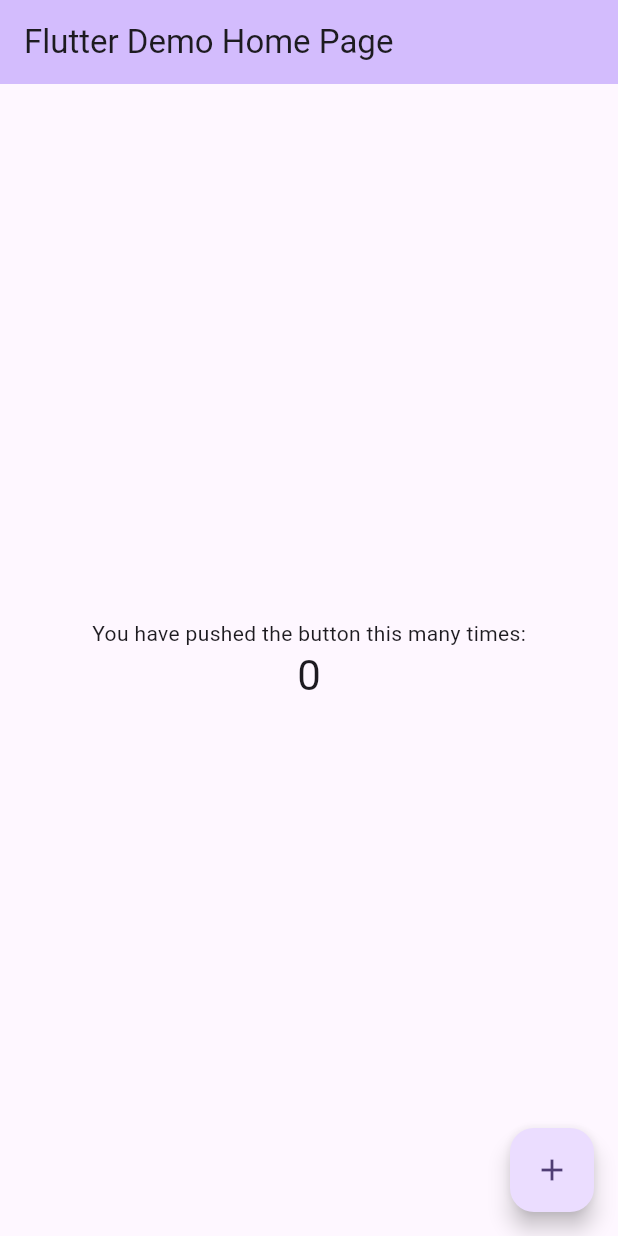
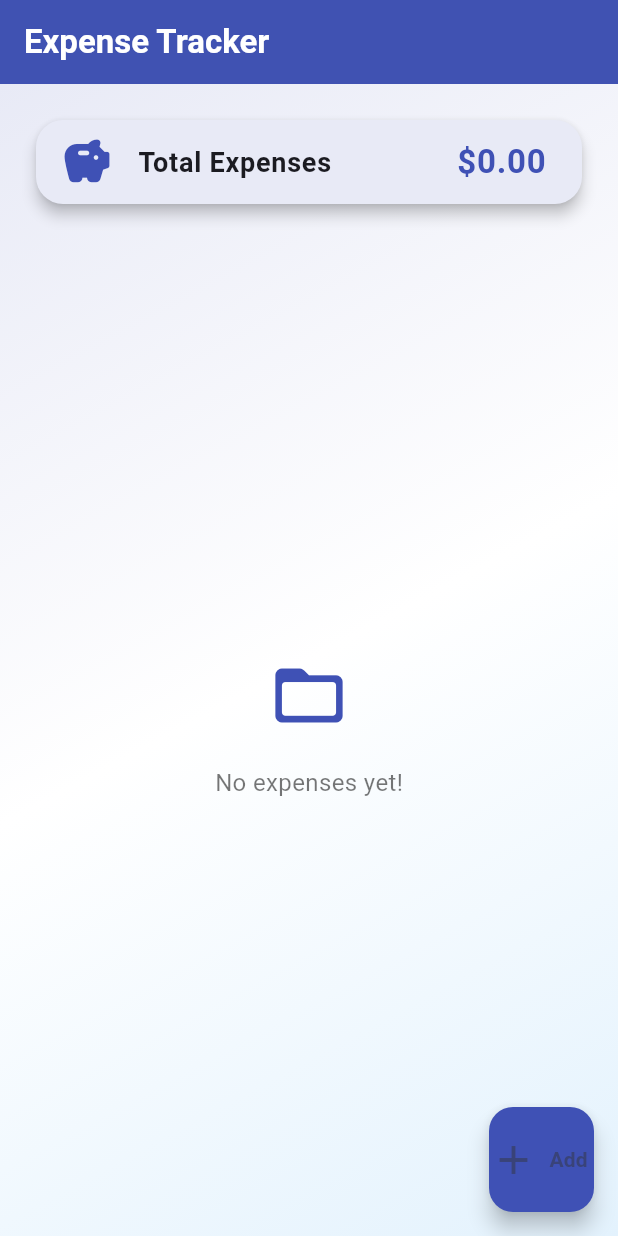
Before and after one commit to rssandhu/MAD201-ASSIGNMENT02-Ramandeep-Singh, a Flutter app: the screen it shows after launch, on a phone screen of 412 x 824 dp. Run offline on Flutter 3.47's test engine with Material 3 defaults, Android fonts, the phone set to English and light mode, and no system bars.

Commit message:
Application Code
Expenses listing screen
Expense Detail Screen
Expense Add Screen
Styling
Modal Setup
Widget generation

```diff
--- a/lib/main.dart
+++ b/lib/main.dart
@@ -1,122 +1,43 @@
+/// Course: MAD201 - Assignment 02
+/// Name: Ramandeep Singh
+/// Student ID: A00194321
+/// Description: Entry point of Expense Tracker App. Launches HomeScreen.
+
+
 import 'package:flutter/material.dart';
+import 'screens/home_screen.dart';
 
 void main() {
-  runApp(const MyApp());
+  runApp(const ExpenseTrackerApp());
 }
 
-class MyApp extends StatelessWidget {
-  const MyApp({super.key});
+class ExpenseTrackerApp extends StatelessWidget {
+  const ExpenseTrackerApp({super.key});
 
-  // This widget is the root of your application.
   @override
   Widget build(BuildContext context) {
     return MaterialApp(
-      title: 'Flutter Demo',
+      title: 'Expense Tracker',
       theme: ThemeData(
-        // This is the theme of your application.
-        //
-        // TRY THIS: Try running your application with "flutter run". You'll see
-        // the application has a purple toolbar. Then, without quitting the app,
-        // try changing the seedColor in the colorScheme below to Colors.green
-        // and then invoke "hot reload" (save your changes or press the "hot
-        // reload" button in a Flutter-supported IDE, or press "r" if you used
-        // the command line to start the app).
-        //
-        // Notice that the counter didn't reset back to zero; the application
-        // state is not lost during the reload. To reset the state, use hot
-        // restart instead.
-        //
-        // This works for code too, not just values: Most code changes can be
-        // tested with just a hot reload.
-        colorScheme: ColorScheme.fromSeed(seedColor: Colors.deepPurple),
+        useMaterial3: true,
+        colorSchemeSeed: Colors.indigo,
+        brightness: Brightness.light,
+        cardTheme: CardThemeData(
+          elevation: 4,
+          shape: RoundedRectangleBorder(
+            borderRadius: BorderRadius.circular(18),
+          ),
+        ),
+        inputDecorationTheme: const InputDecorationTheme(
+          filled: true,
+          fillColor: Color(0xFFF4F6FB),
+          border: OutlineInputBorder(
+            borderRadius: BorderRadius.all(Radius.circular(14)),
+          ),
+        ),
       ),
-      home: const MyHomePage(title: 'Flutter Demo Home Page'),
+      debugShowCheckedModeBanner: false,
+      home: const HomeScreen(),
     );
   }
 }
-
-class MyHomePage extends StatefulWidget {
-  const MyHomePage({super.key, required this.title});
-
-  // This widget is the home page of your application. It is stateful, meaning
-  // that it has a State object (defined below) that contains fields that affect
-  // how it looks.
-
-  // This class is the configuration for the state. It holds the values (in this
-  // case the title) provided by the parent (in this case the App widget) and
-  // used by the build method of the State. Fields in a Widget subclass are
-  // always marked "final".
-
-  final String title;
-
-  @override
-  State<MyHomePage> createState() => _MyHomePageState();
-}
-
-class _MyHomePageState extends State<MyHomePage> {
-  int _counter = 0;
-
-  void _incrementCounter() {
-    setState(() {
-      // This call to setState tells the Flutter framework that something has
-      // changed in this State, which causes it to rerun the build method below
-      // so that the display can reflect the updated values. If we changed
-      // _counter without calling setState(), then the build method would not be
-      // called again, and so nothing would appear to happen.
-      _counter++;
-    });
-  }
-
-  @override
-  Widget build(BuildContext context) {
-    // This method is rerun every time setState is called, for instance as done
-    // by the _incrementCounter method above.
-    //
-    // The Flutter framework has been optimized to make rerunning build methods
-    // fast, so that you can just rebuild anything that needs updating rather
-    // than having to individually change instances of widgets.
-    return Scaffold(
-      appBar: AppBar(
-        // TRY THIS: Try changing the color here to a specific color (to
-        // Colors.amber, perhaps?) and trigger a hot reload to see the AppBar
-        // change color while the other colors stay the same.
-        backgroundColor: Theme.of(context).colorScheme.inversePrimary,
-        // Here we take the value from the MyHomePage object that was created by
-        // the App.build method, and use it to set our appbar title.
-        title: Text(widget.title),
-      ),
-      body: Center(
-        // Center is a layout widget. It takes a single child and positions it
-        // in the middle of the parent.
-        child: Column(
-          // Column is also a layout widget. It takes a list of children and
-          // arranges them vertically. By default, it sizes itself to fit its
-          // children horizontally, and tries to be as tall as its parent.
-          //
-          // Column has various properties to control how it sizes itself and
-          // how it positions its children. Here we use mainAxisAlignment to
-          // center the children vertically; the main axis here is the vertical
-          // axis because Columns are vertical (the cross axis would be
-          // horizontal).
-          //
-          // TRY THIS: Invoke "debug painting" (choose the "Toggle Debug Paint"
-          // action in the IDE, or press "p" in the console), to see the
-          // wireframe for each widget.
-          mainAxisAlignment: MainAxisAlignment.center,
-          children: <Widget>[
-            const Text('You have pushed the button this many times:'),
-            Text(
-              '$_counter',
-              style: Theme.of(context).textTheme.headlineMedium,
-            ),
-          ],
-        ),
-      ),
-      floatingActionButton: FloatingActionButton(
-        onPressed: _incrementCounter,
-        tooltip: 'Increment',
-        child: const Icon(Icons.add),
-      ), // This trailing comma makes auto-formatting nicer for build methods.
-    );
-  }
-}
--- a/lib/models/expense.dart
+++ b/lib/models/expense.dart
@@ -0,0 +1,18 @@
+/// Course: MAD201 - Assignment 02
+/// Name: Ramandeep Singh
+/// Student ID: A00194321
+/// Description: Expense model representing a single expense record.
+
+class Expense {
+  final String title;
+  final double amount;
+  final String description;
+  final DateTime date;
+
+  Expense({
+    required this.title,
+    required this.amount,
+    required this.description,
+    required this.date,
+  });
+}
--- a/lib/screens/home_screen.dart
+++ b/lib/screens/home_screen.dart
@@ -0,0 +1,117 @@
+/// Course: MAD201 - Assignment 02
+/// Name: Ramandeep Singh
+/// Student ID: A00194321
+/// HomeScreen: Styled list of expenses and navigation.
+
+import 'package:flutter/material.dart';
+import 'package:intl/intl.dart';
+import '../models/expense.dart';
+import '../widgets/expense_card.dart';
+import 'add_expense_screen.dart';
+import 'expense_detail_screen.dart';
+
+class HomeScreen extends StatefulWidget {
+  const HomeScreen({super.key});
+
+  @override
+  State<HomeScreen> createState() => _HomeScreenState();
+}
+
+class _HomeScreenState extends State<HomeScreen> {
+  final List<Expense> _expenses = [];
+
+  void _navigateToAddExpense() async {
+    final newExpense = await Navigator.push(
+      context,
+      MaterialPageRoute(builder: (context) => const AddExpenseScreen()),
+    );
+    if (newExpense != null && newExpense is Expense) {
+      setState(() => _expenses.add(newExpense));
+    }
+  }
+
+  void _openExpenseDetail(Expense expense) {
+    Navigator.push(
+      context,
+      MaterialPageRoute(
+        builder: (context) => ExpenseDetailScreen(expense: expense),
+      ),
+    );
+  }
+
+  double get totalExpense => _expenses.fold(0.0, (sum, exp) => sum + exp.amount);
+
+  @override
+  Widget build(BuildContext context) {
+    return Scaffold(
+      appBar: AppBar(
+        backgroundColor: Colors.indigo,
+        foregroundColor: Colors.white,
+        title: const Text('Expense Tracker', style: TextStyle(fontWeight: FontWeight.bold)),
+        elevation: 3,
+      ),
+      body: Container(
+        decoration: BoxDecoration(
+          gradient: LinearGradient(
+            colors: [Colors.indigo.shade50, Colors.white, Colors.blue.shade50],
+            begin: Alignment.topLeft,
+            end: Alignment.bottomRight,
+          ),
+        ),
+        child: Column(
+          children: [
+            Padding(
+              padding: const EdgeInsets.fromLTRB(24, 24, 24, 10),
+              child: Card(
+                color: Colors.indigo.shade50,
+                margin: EdgeInsets.zero,
+                child: ListTile(
+                  leading: const Icon(Icons.savings_rounded, size: 36, color: Colors.indigo),
+                  title: const Text("Total Expenses",
+                      style: TextStyle(fontWeight: FontWeight.bold, fontSize: 18)),
+                  trailing: Text(
+                    "\$${totalExpense.toStringAsFixed(2)}",
+                    style: const TextStyle(fontWeight: FontWeight.bold, fontSize: 22, color: Colors.indigo),
+                  ),
+                ),
+              ),
+            ),
+            Expanded(
+              child: _expenses.isEmpty
+                  ? Center(
+                      child: Column(
+                        mainAxisAlignment: MainAxisAlignment.center,
+                        children: const [
+                          Icon(Icons.folder_open_rounded, size: 54, color: Colors.indigo),
+                          SizedBox(height: 20),
+                          Text(
+                            "No expenses yet!",
+                            style: TextStyle(fontSize: 16, color: Colors.black54),
+                          ),
+                        ],
+                      ),
+                    )
+                  : ListView.builder(
+                      padding: const EdgeInsets.only(bottom: 92),
+                      itemCount: _expenses.length,
+                      itemBuilder: (context, index) => ExpenseCard(
+                        expense: _expenses[index],
+                        onTap: () => _openExpenseDetail(_expenses[index]),
+                      ),
+                    ),
+            ),
+          ],
+        ),
+      ),
+      floatingActionButton: SizedBox(
+        height: 70, width: 70,
+        child: FloatingActionButton.extended(
+          backgroundColor: Colors.indigo,
+          icon: const Icon(Icons.add, size: 32),
+          label: const Text("Add", style: TextStyle(fontWeight: FontWeight.bold)),
+          onPressed: _navigateToAddExpense,
+        ),
+      ),
+    );
+  }
+}
```
Also changed, not shown: lib/screens/add_expense_screen.dart (+172 -0 lines), lib/screens/expense_detail_screen.dart (+69 -0 lines), lib/widgets/expense_card.dart (+50 -0 lines).
